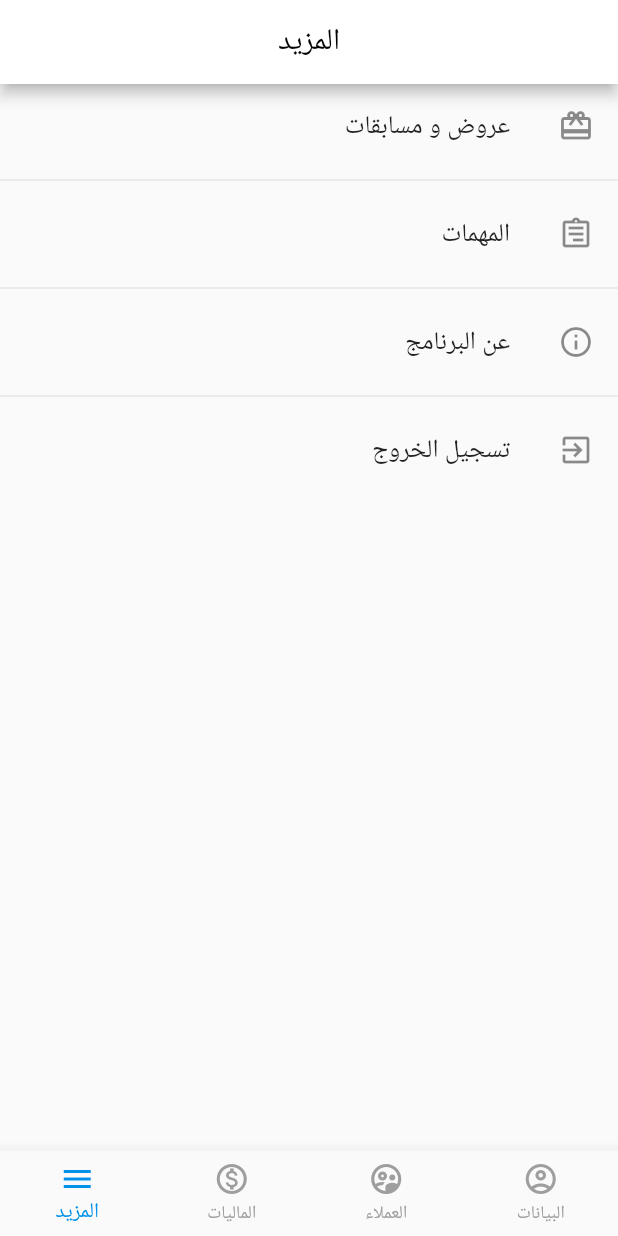
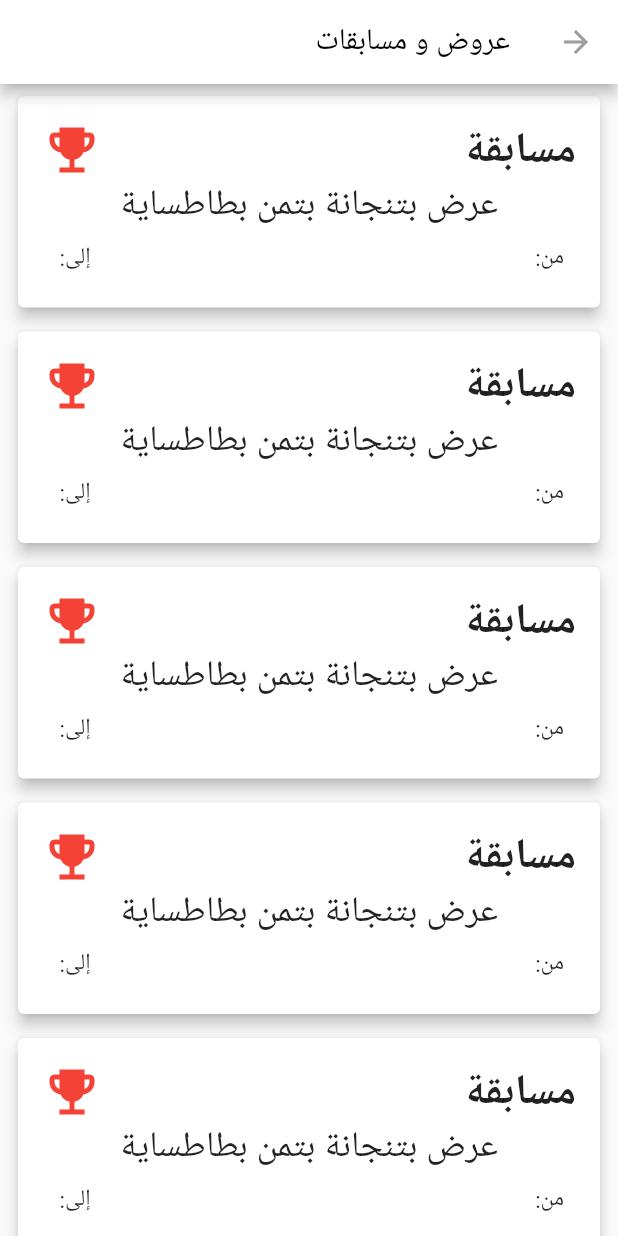
Before and after one commit to ziyadmansy/elwataneya-sales-project-flutter, a Flutter app: the screen it shows after launch, item 4 of the bottom bar chosen, after a tap on "عروض و مسابقات", on a phone screen of 412 x 824 dp. Run offline on Flutter 3.47's test engine with Material 2 defaults, Android fonts, the phone set to English and light mode, and no system bars; our stand-ins replace curved_navigation_bar, flutter_spinkit.

Commit message:
Offers Screen UI Done

```diff
--- a/lib/main.dart
+++ b/lib/main.dart
@@ -1,5 +1,7 @@
+import 'package:elwataneya_sales_app/screens/employees_screens/route_employees.dart';
 import 'package:elwataneya_sales_app/screens/employees_screens/new_employee_screen.dart';
 import 'package:elwataneya_sales_app/screens/main_layouts/main_layout_screen.dart';
+import 'package:elwataneya_sales_app/screens/more_screens/offers_screen.dart';
 import 'package:flutter/material.dart';
 import 'package:flutter_localizations/flutter_localizations.dart';
 
@@ -29,6 +31,8 @@ class WataneyaApp extends StatelessWidget {
       home: MainLayoutScreen(),
       routes: {
         NewEmployeeScreen.ROUTE_NAME: (context) => NewEmployeeScreen(),
+        RouteEmployeesScreen.ROUTE_NAME: (context) => RouteEmployeesScreen(),
+        OffersScreen.ROUTE_NAME: (context) => OffersScreen(),
       },
     );
   }
--- a/lib/screens/bottom_nav_screens/more_screen.dart
+++ b/lib/screens/bottom_nav_screens/more_screen.dart
@@ -1,3 +1,4 @@
+import 'package:elwataneya_sales_app/screens/more_screens/offers_screen.dart';
 import 'package:flutter/material.dart';
 
 class MoreScreen extends StatelessWidget {
@@ -8,7 +9,9 @@ class MoreScreen extends StatelessWidget {
         ListTile(
           title: Text('عروض و مسابقات'),
           leading: Icon(Icons.card_giftcard_outlined),
-          onTap: () {},
+          onTap: () {
+            Navigator.of(context).pushNamed(OffersScreen.ROUTE_NAME);
+          },
         ),
         Divider(),
         ListTile(
--- /dev/null
+++ b/lib/screens/more_screens/offers_screen.dart
@@ -0,0 +1,69 @@
+import 'package:elwataneya_sales_app/utils/constants.dart';
+import 'package:flutter/material.dart';
+
+class OffersScreen extends StatelessWidget {
+  static const String ROUTE_NAME = '/offersScreen';
+  @override
+  Widget build(BuildContext context) {
+    return Scaffold(
+      appBar: AppBar(
+        title: Text(
+          'عروض و مسابقات',
+          style: TextStyle(color: Colors.black),
+        ),
+        backgroundColor: Colors.white,
+        iconTheme: kappBarIconTheme,
+      ),
+      body: ListView.builder(
+        itemCount: 5,
+        itemBuilder: (context, i) {
+          return Padding(
+            padding: const EdgeInsets.symmetric(horizontal: 8, vertical: 4),
+            child: Card(
+              elevation: 4,
+              child: Padding(
+                padding: const EdgeInsets.all(16.0),
+                child: Column(
+                  children: [
+                    Row(
+                      mainAxisAlignment: MainAxisAlignment.spaceBetween,
+                      children: [
+                        Text(
+                          'مسابقة',
+                          style: TextStyle(
+                            fontSize: 28,
+                            fontWeight: FontWeight.bold,
+                          ),
+                        ),
+                        Icon(
+                          Icons.emoji_events,
+                          color: Colors.red,
+                          size: 40,
+                        ),
+                      ],
+                    ),
+                    Text(
+                      'عرض بتنجانة بتمن بطاطساية',
+                      style: TextStyle(fontSize: 24),
+                      textAlign: TextAlign.center,
+                    ),
+                    Padding(
+                      padding: const EdgeInsets.all(8.0),
+                      child: Row(
+                        mainAxisAlignment: MainAxisAlignment.spaceBetween,
+                        children: [
+                          Text('من: '),
+                          Text('إلى: '),
+                        ],
+                      ),
+                    ),
+                  ],
+                ),
+              ),
+            ),
+          );
+        },
+      ),
+    );
+  }
+}
--- a/lib/utils/constants.dart
+++ b/lib/utils/constants.dart
@@ -1,8 +1,14 @@
 import 'package:flutter/material.dart';
+import 'package:flutter_spinkit/flutter_spinkit.dart';
 
 final Color mainColor = Colors.lightBlueAccent[700];
 
 const kappBarIconTheme = IconThemeData(color: Colors.grey);
+
+final appLoader = SpinKitDoubleBounce(
+  color: mainColor,
+  size: 40.0,
+);
 
 const kverticalSpace8 = SizedBox(
   height: 8.0,
```
Also changed, not shown: lib/screens/bottom_nav_screens/employees_screen.dart (+13 -2 lines), lib/screens/employees_screens/route_employees.dart (added, +176 -0 lines).
